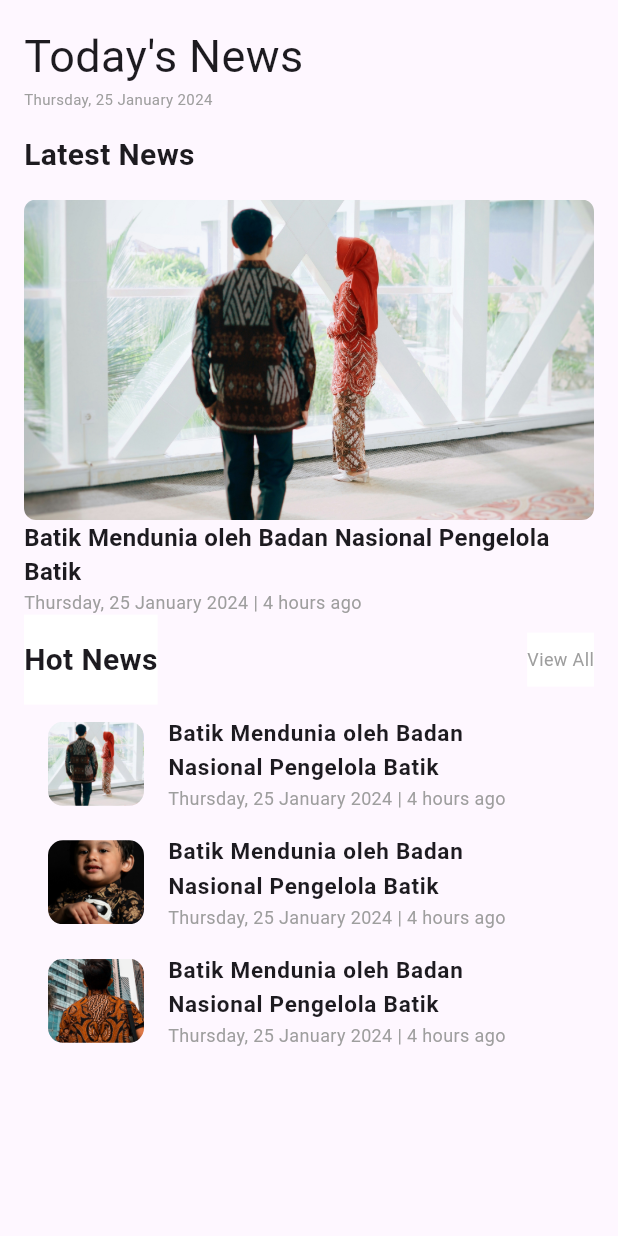
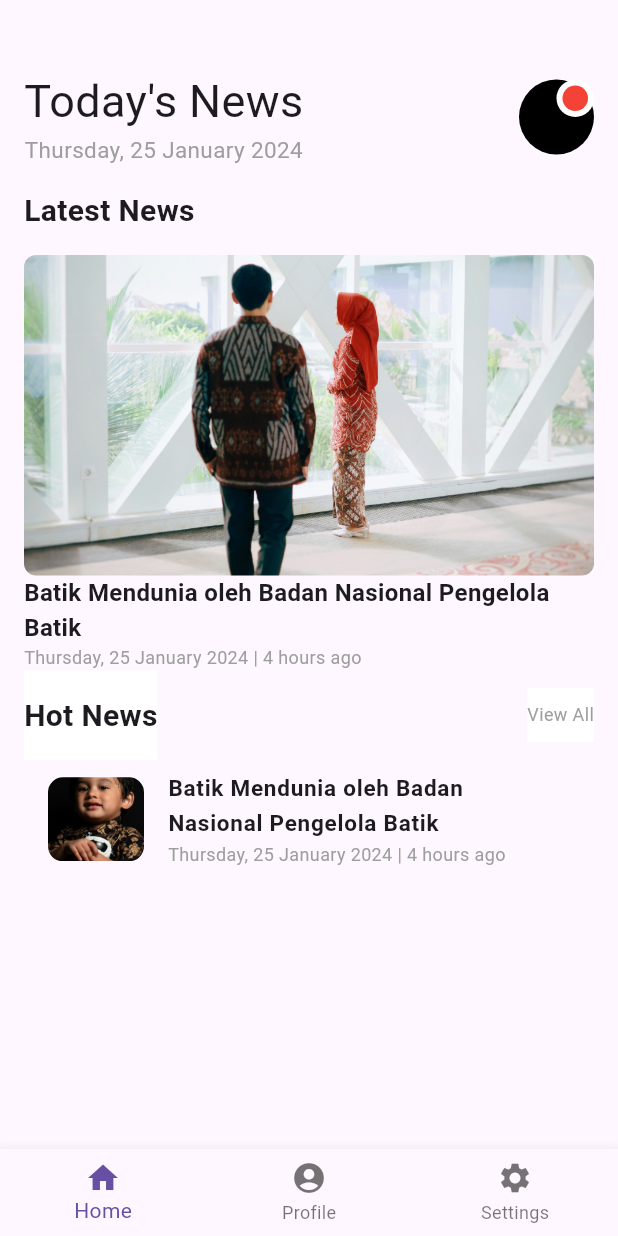
Before and after one commit to riezaferdi-bithealth/FlutterAssignment2H8_RiezaFerdiansyah, a Flutter app: the screen it shows after launch, on a phone screen of 412 x 824 dp. Run offline on Flutter 3.47's test engine with Material 3 defaults, Android fonts, the phone set to English and light mode, and no system bars.

Commit message:
update all

```diff
--- a/lib/main.dart
+++ b/lib/main.dart
@@ -1,5 +1,7 @@
 import 'package:flutter/material.dart';
 import 'package:intl/intl.dart';
+import 'package:flutterassignment2h8_riezaferdiansyah/detail_page.dart';
+import './api/news_service.dart';
 
 void main() {
   runApp(const MainApp());
@@ -12,8 +14,36 @@ class MainApp extends StatelessWidget {
   Widget build(BuildContext context) {
     return const MaterialApp(
       home: Scaffold(
-        body: NewsList(),
+        body: NewsBody(),
+        bottomNavigationBar: BottomBar(),
       ),
+      debugShowCheckedModeBanner: false,
+    );
+  }
+}
+
+class NewsBody extends StatelessWidget {
+  const NewsBody({super.key});
+
+  @override
+  Widget build(BuildContext context) {
+    return ListView(
+      padding: const EdgeInsets.all(16),
+      children: const <Widget>[
+        TopBar(),
+        Text(
+          'Latest News',
+          style: TextStyle(
+            height: 3,
+            fontSize: 20,
+            fontWeight: FontWeight.bold,
+          ),
+        ),
+        LatestNews(),
+        HotNews(),
+        ListNews(),
+        //NewsAPIList(),
+      ],
     );
   }
 }
@@ -29,17 +59,17 @@ class ProfileIcon extends StatelessWidget {
         clipBehavior: Clip.hardEdge,
         children: [
           Container(
-            width: 120,
-            height: 120,
+            width: 50,
+            height: 50,
             decoration: const BoxDecoration(
               shape: BoxShape.circle,
               color: Colors.black,
             ),
           ),
           Container(
-            width: 35,
-            height: 35,
-            padding: const EdgeInsets.all(5),
+            width: 25,
+            height: 25,
+            padding: const EdgeInsets.all(4),
             decoration: const BoxDecoration(
               shape: BoxShape.circle,
               color: Colors.white,
@@ -63,7 +93,14 @@ class TopBar extends StatelessWidget {
   @override
   Widget build(BuildContext context) {
     return Column(
-      crossAxisAlignment: CrossAxisAlignment.start,
+      //crossAxisAlignment: CrossAxisAlignment.start,
+      children: [
+        const SizedBox(height: 30),
+        Row(
+          mainAxisAlignment: MainAxisAlignment.values[3],
+          children: [
+            Container(
+                child: Column(
               children: [
                 const Text(
                   'Today\'s News',
@@ -71,30 +108,81 @@ class TopBar extends StatelessWidget {
                 ),
                 Text(
                   '${DateFormat.EEEE().format(DateTime.now())}, ${DateFormat.d().format(DateTime.now())} ${DateFormat.MMMM().format(DateTime.now())} ${DateFormat.y().format(DateTime.now())}',
-          style: const TextStyle(fontSize: 10, color: Colors.grey),
+                  style: const TextStyle(fontSize: 15, color: Colors.grey),
+                ),
+              ],
+            )),
+            Container(
+              child: ProfileIcon(),
+            ),
+          ],
         ),
       ],
     );
   }
 }
 
-class NewsList extends StatelessWidget {
-  const NewsList({super.key});
+class ListNews extends StatelessWidget {
+  const ListNews({super.key});
 
   @override
   Widget build(BuildContext context) {
-    return ListView(
-      padding: const EdgeInsets.all(16),
-      children: <Widget>[
-        const TopBar(),
-        const Text(
-          'Latest News',
+    return GestureDetector(
+      onTap: () {
+        Navigator.push(
+          context,
+          MaterialPageRoute(
+            builder: (context) => const DetailPage(),
+          ),
+        );
+      },
+      child: ListTile(
+        leading: ClipRRect(
+          borderRadius: BorderRadius.circular(10.0),
+          child: const AspectRatio(
+            aspectRatio: 8 / 7,
+            child: Image(
+              image: AssetImage('assets/images/batik2.jpg'),
+              fit: BoxFit.cover,
+            ),
+          ),
+        ),
+        title: const Text(
+          'Batik Mendunia oleh Badan Nasional Pengelola Batik',
           style: TextStyle(
-            height: 3,
-            fontSize: 20,
+            fontSize: 15,
             fontWeight: FontWeight.bold,
           ),
         ),
+        subtitle: Text(
+          '${DateFormat.EEEE().format(DateTime.now())}, ${DateFormat.d().format(DateTime.now())} ${DateFormat.MMMM().format(DateTime.now())} ${DateFormat.y().format(DateTime.now())} | 4 hours ago',
+          style: const TextStyle(
+            fontSize: 12,
+            color: Colors.grey,
+          ),
+        ),
+      ),
+    );
+  }
+}
+
+class LatestNews extends StatelessWidget {
+  const LatestNews({super.key});
+
+  @override
+  Widget build(BuildContext context) {
+    return GestureDetector(
+      onTap: () {
+        Navigator.push(
+          context,
+          MaterialPageRoute(
+            builder: (context) => const DetailPage(),
+          ),
+        );
+      },
+      child: Column(
+        crossAxisAlignment: CrossAxisAlignment.start,
+        children: [
           ClipRRect(
             borderRadius: BorderRadius.circular(8.0),
             child: const Image(
@@ -116,7 +204,18 @@ class NewsList extends StatelessWidget {
               color: Colors.grey,
             ),
           ),
-        Row(
+        ],
+      ),
+    );
+  }
+}
+
+class HotNews extends StatelessWidget {
+  const HotNews({super.key});
+
+  @override
+  Widget build(BuildContext context) {
+    return Row(
       mainAxisAlignment: MainAxisAlignment.values[3],
       children: <Widget>[
         Container(
@@ -142,89 +241,88 @@ class NewsList extends StatelessWidget {
           ),
         ),
       ],
+    );
+  }
+}
+
+class BottomBar extends StatefulWidget {
+  const BottomBar({super.key});
+
+  @override
+  State<BottomBar> createState() => _BottomBarState();
+}
+
+class _BottomBarState extends State<BottomBar> {
+  int index = 0;
+  @override
+  Widget build(BuildContext context) {
+    return BottomNavigationBar(
+      currentIndex: index,
+      onTap: (value) {
+        print(value);
+        setState(() {
+          index = value;
+        });
+      },
+      items: const [
+        BottomNavigationBarItem(
+          label: 'Home',
+          icon: Icon(Icons.home),
         ),
-        ListTile(
-          leading: ClipRRect(
-            borderRadius: BorderRadius.circular(10.0),
-            child: const AspectRatio(
-              aspectRatio: 8 / 7,
-              child: Image(
-                image: AssetImage('assets/images/batik1.jpg'),
-                fit: BoxFit.cover, // use this
+        BottomNavigationBarItem(
+          label: 'Profile',
+          icon: Icon(Icons.account_circle),
         ),
-            ),
-          ),
-          title: const Text(
-            'Batik Mendunia oleh Badan Nasional Pengelola Batik',
-            style: TextStyle(
-              fontSize: 15,
-              fontWeight: FontWeight.bold,
-            ),
-          ),
-          subtitle: Text(
-            '${DateFormat.EEEE().format(DateTime.now())}, ${DateFormat.d().format(DateTime.now())} ${DateFormat.MMMM().format(DateTime.now())} ${DateFormat.y().format(DateTime.now())} | 4 hours ago',
-            style: const TextStyle(
-              fontSize: 12,
-              color: Colors.grey,
-            ),
-          ),
-          // trailing: const Icon(Icons.favorite),
-        ),
-        ListTile(
-          leading: ClipRRect(
-            borderRadius: BorderRadius.circular(10.0),
-            child: const AspectRatio(
-              aspectRatio: 8 / 7,
-              child: Image(
-                image: AssetImage('assets/images/batik2.jpg'),
-                fit: BoxFit.cover, // use this
-              ),
-            ),
-          ),
-          title: const Text(
-            'Batik Mendunia oleh Badan Nasional Pengelola Batik',
-            style: TextStyle(
-              fontSize: 15,
-              fontWeight: FontWeight.bold,
-            ),
-          ),
-          subtitle: Text(
-            '${DateFormat.EEEE().format(DateTime.now())}, ${DateFormat.d().format(DateTime.now())} ${DateFormat.MMMM().format(DateTime.now())} ${DateFormat.y().format(DateTime.now())} | 4 hours ago',
-            style: const TextStyle(
-              fontSize: 12,
-              color: Colors.grey,
-            ),
-          ),
-          // trailing: const Icon(Icons.favorite),
-        ),
-        ListTile(
-          leading: ClipRRect(
-            borderRadius: BorderRadius.circular(10.0),
-            child: const AspectRatio(
-              aspectRatio: 8 / 7,
-              child: Image(
-                image: AssetImage('assets/images/batik3.jpg'),
-                fit: BoxFit.cover, // use this
-              ),
-            ),
-          ),
-          title: const Text(
-            'Batik Mendunia oleh Badan Nasional Pengelola Batik',
-            style: TextStyle(
-              fontSize: 15,
-              fontWeight: FontWeight.bold,
-            ),
-          ),
-          subtitle: Text(
-            '${DateFormat.EEEE().format(DateTime.now())}, ${DateFormat.d().format(DateTime.now())} ${DateFormat.MMMM().format(DateTime.now())} ${DateFormat.y().format(DateTime.now())} | 4 hours ago',
-            style: const TextStyle(
-              fontSize: 12,
-              color: Colors.grey,
-            ),
-          ),
-          // trailing: const Icon(Icons.favorite),
+        BottomNavigationBarItem(
+          label: 'Settings',
+          icon: Icon(Icons.settings),
         ),
       ],
     );
   }
 }
+
+class NewsAPIList extends StatefulWidget {
+  const NewsAPIList({super.key});
+
+  @override
+  State<NewsAPIList> createState() => _NewsAPIListState();
+}
+
+class _NewsAPIListState extends State<NewsAPIList> {
+  @override
+  Widget build(BuildContext context) {
+    return Scaffold(
+      body: Center(
+        child: FutureBuilder(
+          future: getNewsData(),
+          builder: (context, snapshot) {
+            print(snapshot);
+            if (snapshot.connectionState == ConnectionState.done) {
+              //var items = snapshot.data as List<ListNews>;
+              return ListView.builder(
+                itemCount: snapshot.data?.length,
+                itemBuilder: (context, index) {
+                  return ListTile(
+                    leading: Image.asset(
+                        snapshot.data?[index].urlToImage! ?? '_'),
+                    title: Text(snapshot.data?[index].title! ?? '_'),
+                    subtitle: Text(
+                        "By ${snapshot.data?[index].author! ?? '_'} on ${snapshot.data?[index].publishedAt! ?? '_'}"),
+                    trailing: Text(snapshot.data?[index].content! ?? '_'),
+                  );
+                },
+              );
+            } else if (snapshot.hasError) {
+              return Text("${snapshot.error}");
+            }
+
+            // By default, show a loading spinner.
+            // return const CircularProgressIndicator();
+            return const Text("Berhasil Masuk");
+          },
+        ),
+      ),
+    );
+  }
+}
--- /dev/null
+++ b/lib/models/news.dart
@@ -0,0 +1,26 @@
+class ListNews {
+  String? author;
+  String? title;
+  String? description;
+  String? urlToImage;
+  DateTime? publishedAt;
+  String? content;
+
+  ListNews({
+    this.author,
+    this.title,
+    this.description,
+    this.urlToImage,
+    this.publishedAt,
+    this.content,
+  });
+
+  factory ListNews.fromJson(Map<String, dynamic> json) => ListNews(
+        author: json["author"],
+        title: json["title"],
+        description: json["description"],
+        urlToImage: json["urlToImage"],
+        publishedAt: DateTime.parse(json["publishedAt"]),
+        content: json["content"],
+      );
+}
--- a/pubspec.yaml
+++ b/pubspec.yaml
@@ -20,3 +20,4 @@ flutter:
   uses-material-design: true
   assets:
   - assets/images/
+  - assets/json/
```
Also changed, not shown: assets/json/data_berita.json (added, +42 -0 lines), lib/api/news_service.dart (added, +12 -0 lines), lib/detail_page.dart (added, +82 -0 lines), assets/images/screenshoot/SScontoh.png (renamed from assets/images/SScontoh.png), 1 other file. Lines whose indentation alone changed are shown as unchanged.
